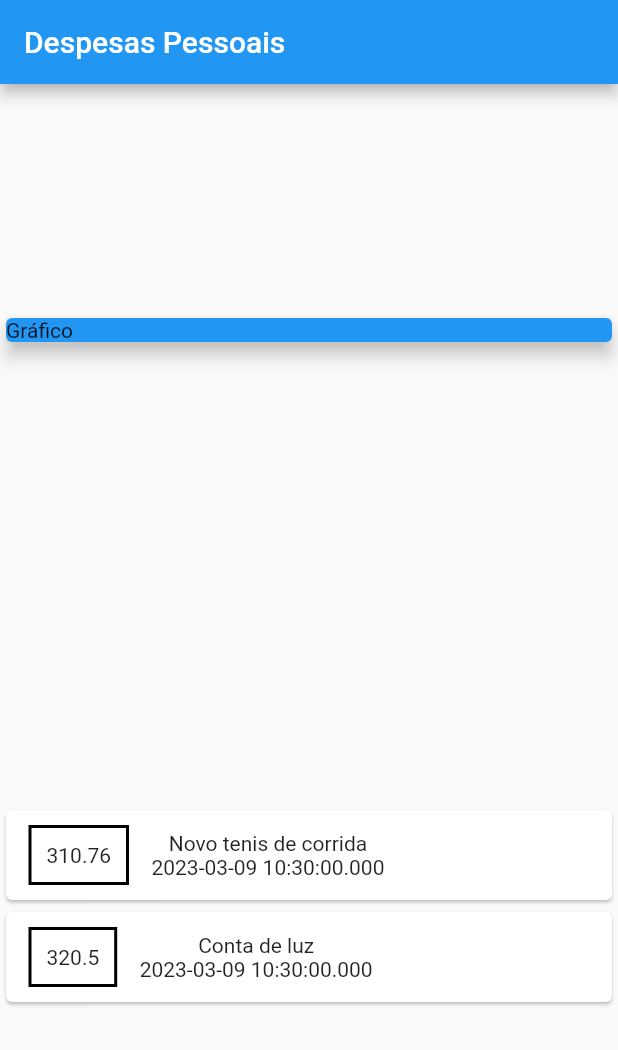
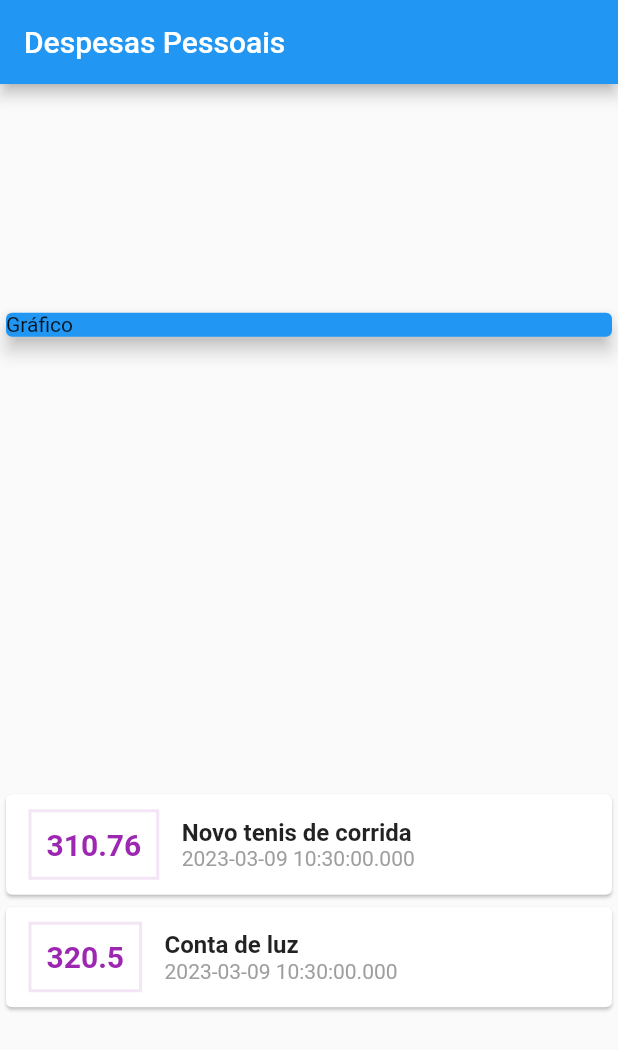
Before and after one commit to alanbraulio/expenses-flutter, a Flutter app: the screen it shows after launch, on a phone screen of 412 x 824 dp. Shown: the top 1050 px of the screen. Run offline on Flutter 3.47's test engine with Material 2 defaults, Android fonts, the phone set to English and light mode, and no system bars.

Commit message:
Creating containers to organize elements on screen

```diff
--- a/lib/main.dart
+++ b/lib/main.dart
@@ -40,8 +40,8 @@ class MyHomePage extends StatelessWidget {
             Container(
               child: const Card(
                 color: Colors.blue,
+                elevation: 5,
                 child: Text('Gráfico'),
-                elevation: 5,
               ),
             ),
             Column(
@@ -50,23 +50,36 @@ class MyHomePage extends StatelessWidget {
                   child: Row(
                     children: [
                       Container(
-                        margin: const EdgeInsets.symmetric(
-                          horizontal: 15,
-                          vertical: 10
-                        ),
-                        decoration: BoxDecoration(
-                          border: Border.all(
-                            color: Colors.black,
-                            width: 2
+                          margin: const EdgeInsets.symmetric(
+                              horizontal: 15, vertical: 10),
+                          decoration: BoxDecoration(
+                              border: Border.all(
+                                  color: Colors.purple.shade50, width: 2)),
+                          padding: const EdgeInsets.all(10),
+                          child: Text(
+                            tr.value.toString(),
+                            style: const TextStyle(
+                              fontWeight: FontWeight.bold,
+                              fontSize: 20,
+                              color: Colors.purple,
+                            ),
+                          )),
+                      Column(
+                        crossAxisAlignment: CrossAxisAlignment.start,
+                        children: [
+                          Text(
+                            tr.title,
+                            style: const TextStyle(
+                              fontSize: 16,
+                              fontWeight: FontWeight.bold,
+                            ),
+                          ),
+                          Text(
+                            tr.date.toString(),
+                            style: const TextStyle(
+                              color: Colors.grey,
+                            ),
                           )
-                        ),
-                        padding: const EdgeInsets.all(10),
-                        child: Text(tr.value.toString())
-                      ),
-                      Column(
-                        children: [
-                          Text(tr.title),
-                          Text(tr.date.toString())
                         ],
                       )
                     ],
```
